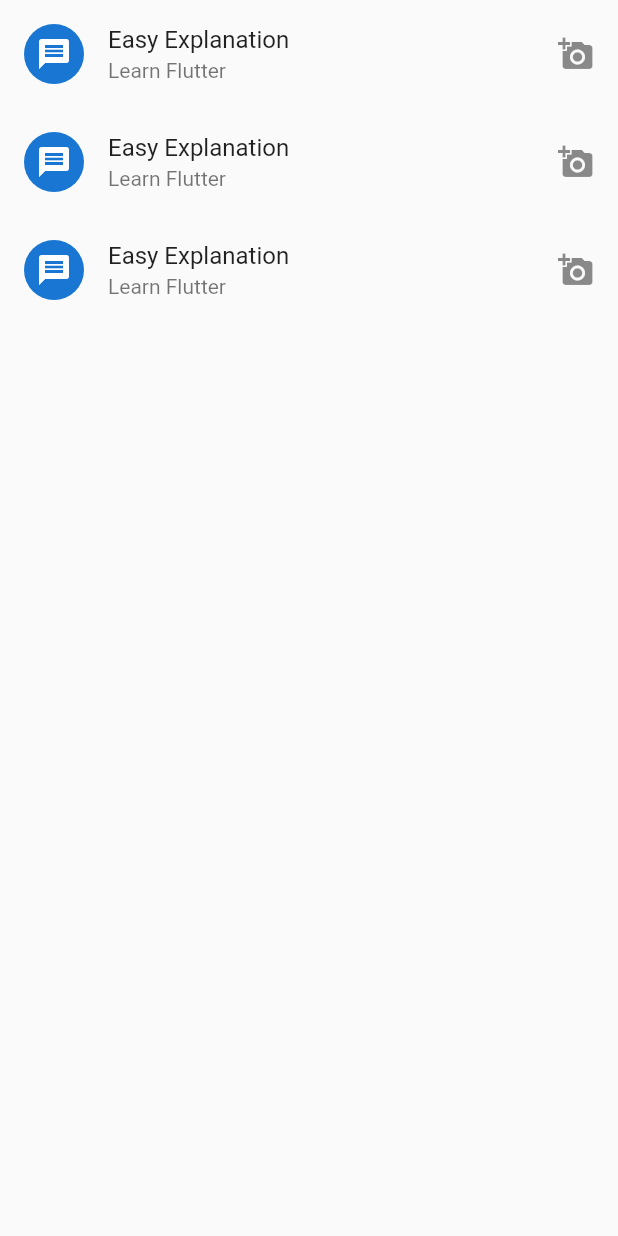
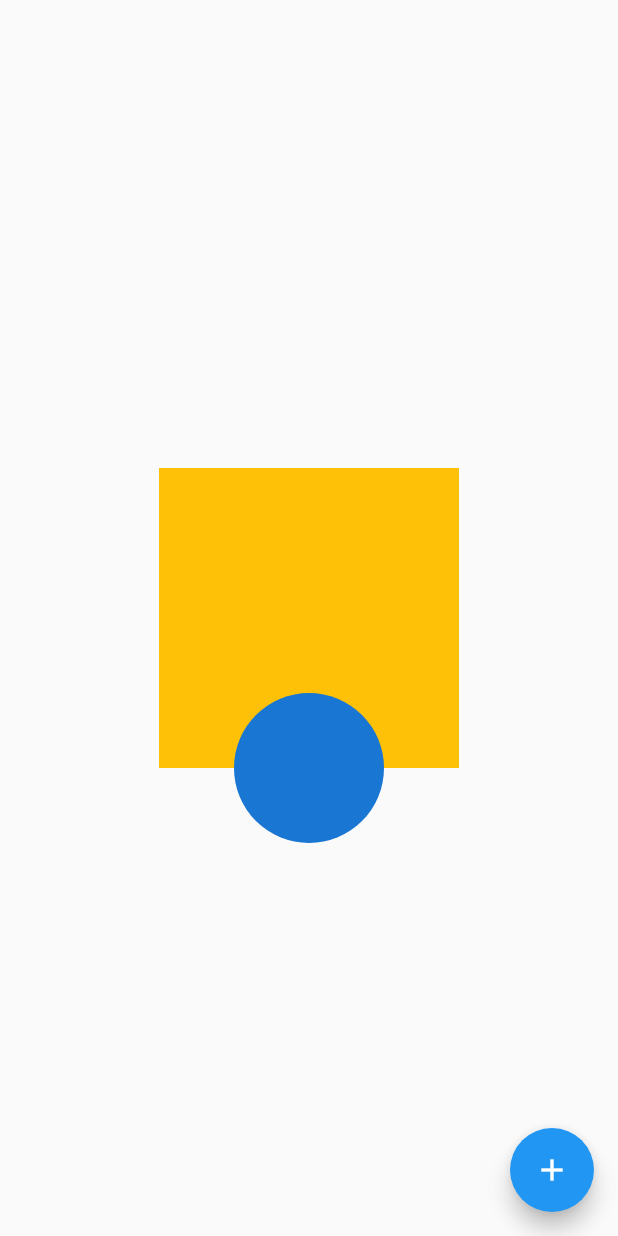
Before and after one commit to ahmedsujon/Flutter-Complete-Guide, a Flutter app: the screen it shows after launch, on a phone screen of 412 x 824 dp. Run offline on Flutter 3.47's test engine with Material 2 defaults, Android fonts, the phone set to English and light mode, and no system bars.

Commit message:
stack positon container

```diff
--- a/lib/main.dart
+++ b/lib/main.dart
@@ -7,27 +7,25 @@ class MyApp extends StatelessWidget {
   Widget build(BuildContext context) {
     return MaterialApp(
       home: Scaffold(
-        body: ListView(
-          children: <Widget>[
-            ListTile(
-              title: Text("Easy Explanation"),
-              subtitle: Text("Learn Flutter"),
-              leading: CircleAvatar(child: Icon(Icons.message)),
-              trailing: Icon(Icons.add_a_photo),
-            ),
-             ListTile(
-              title: Text("Easy Explanation"),
-              subtitle: Text("Learn Flutter"),
-              leading: CircleAvatar(child: Icon(Icons.message)),
-              trailing: Icon(Icons.add_a_photo),
-            ),
-             ListTile(
-              title: Text("Easy Explanation"),
-              subtitle: Text("Learn Flutter"),
-              leading: CircleAvatar(child: Icon(Icons.message)),
-              trailing: Icon(Icons.add_a_photo),
-            )
-          ],
+        floatingActionButton: FloatingActionButton(onPressed: () {},child: Icon(Icons.add),),
+        body: Center(
+          child: Stack(
+            alignment: Alignment.bottomCenter,
+            overflow: Overflow.visible ,
+            children: <Widget>[
+              Container(
+                height: 200,
+                width: 200,
+                color: Colors.amber,
+              ),
+              Positioned(
+                bottom: -50,
+                child: CircleAvatar(
+                  radius: 50,
+                ),
+              )
+            ],
+          ),
         ),
       ),
     );
```
